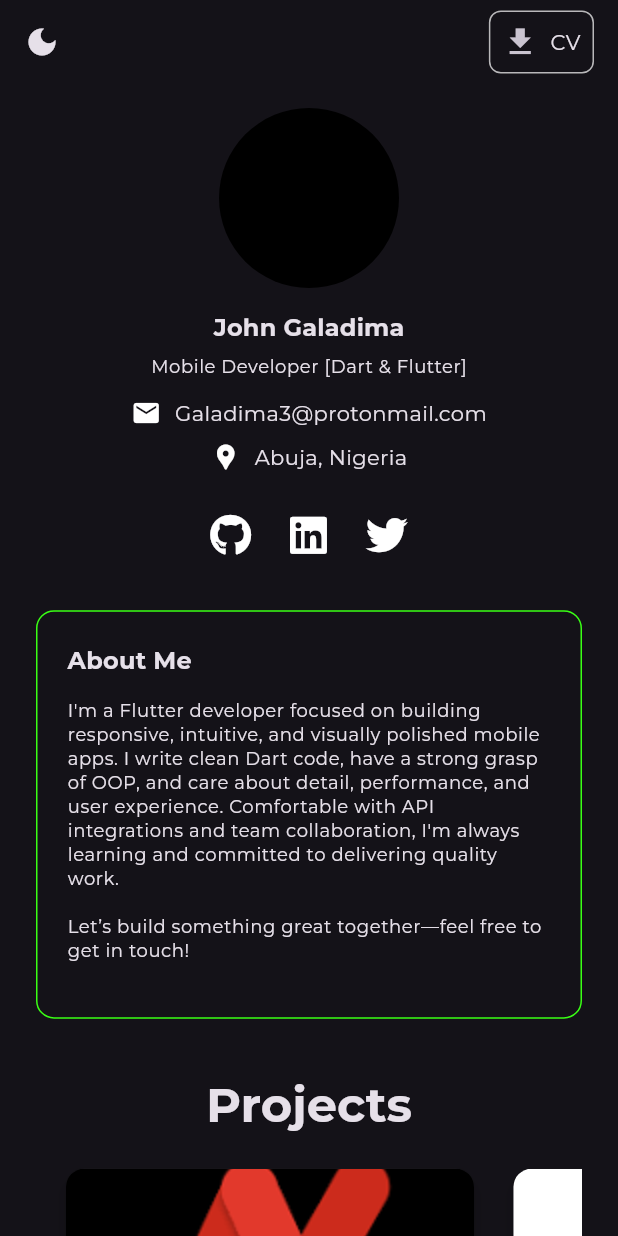
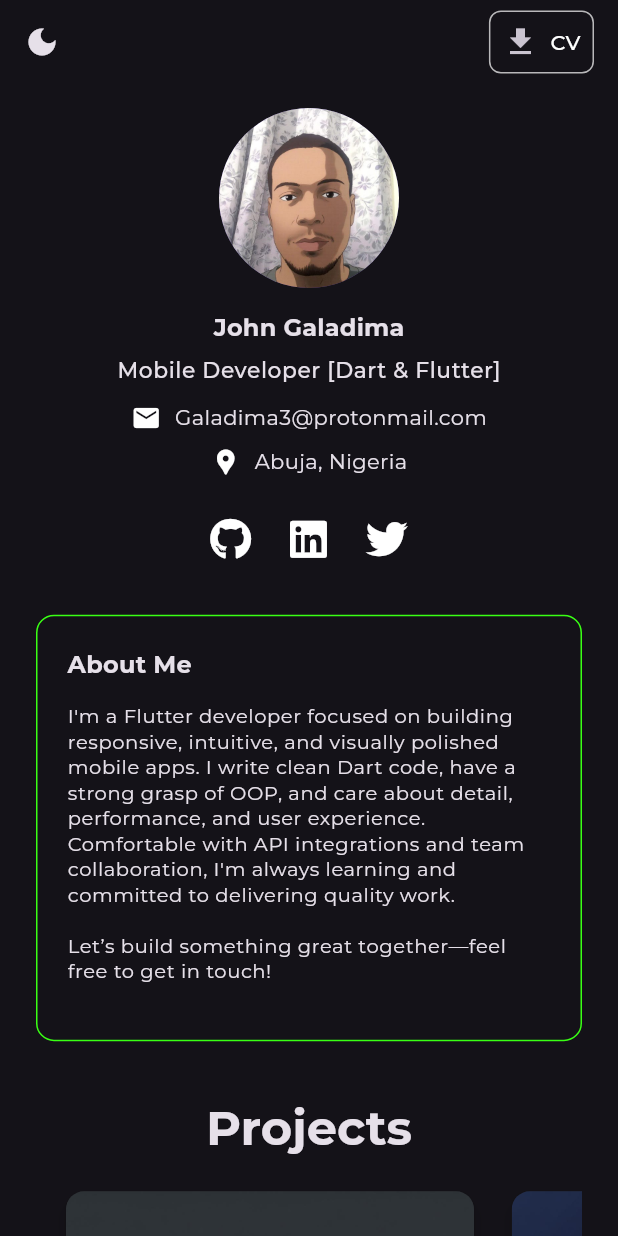
Before and after one commit to Galadima3/Galadima3.github.io, a Flutter app: the screen it shows after launch, after a tap on "CV", on a phone screen of 412 x 824 dp. Run offline on Flutter 3.47's test engine with Material 3 defaults, Android fonts, the light colour scheme and no system bars; our stand-ins replace flutter_riverpod, flutter_screenutil, flutter_svg, font_awesome_flutter; missing offline and left inert: dart:html; project files that could hold a hidden picture were left out.

Commit message:
5th Commit
99% - Status

```diff
--- /dev/null
+++ b/lib/helpers/download_helper.dart
@@ -0,0 +1,3 @@
+// lib/helpers/download_helper.dart
+export 'package:portfolio_site/helpers/download_helper_stub.dart'
+    if (dart.library.html) 'package:portfolio_site/helpers/download_helper_web.dart';
--- /dev/null
+++ b/lib/helpers/download_helper_stub.dart
@@ -0,0 +1,5 @@
+
+// Used as a fallback for mobile and desktop platforms
+void triggerDownload(String path, String filename) {
+  // No-op: downloading is only handled on web
+}
--- /dev/null
+++ b/lib/helpers/download_helper_web.dart
@@ -0,0 +1,9 @@
+// Runs only on Flutter Web
+// ignore: avoid_web_libraries_in_flutter, deprecated_member_use
+import 'dart:html' as web;
+
+void triggerDownload(String path, String filename) {
+  final anchor = web.AnchorElement(href: path)
+    ..setAttribute('download', filename)
+    ..click();
+}
--- a/lib/main.dart
+++ b/lib/main.dart
@@ -1,15 +1,14 @@
 import 'package:flutter/material.dart';
 import 'package:flutter_riverpod/flutter_riverpod.dart';
 import 'package:flutter_screenutil/flutter_screenutil.dart';
-import 'package:portfolio_site/core/utils/responsive.dart';
-import 'package:web/web.dart' as web;
+import 'package:portfolio_site/widgets/download_button.dart';
 import 'package:portfolio_site/widgets/contact_section.dart';
 import 'package:portfolio_site/widgets/details_section.dart';
 import 'package:portfolio_site/widgets/project_section.dart';
 import 'package:portfolio_site/widgets/skill_section.dart';
 
 
-//TODO: Configure text font size on mobile
+
 //TODO: Add Image
 
 final themeStateProvider = StateProvider<bool>((ref) => true);
@@ -32,6 +31,7 @@ class MyApp extends ConsumerWidget {
             title: 'John Galadima - Portfolio',
             debugShowCheckedModeBanner: false,
             theme: ThemeData(
+              //scaffoldBackgroundColor: Colors.white,
               brightness: isDarkMode ? Brightness.dark : Brightness.light,
               fontFamily: 'Montserrat',
             ),
@@ -63,45 +63,8 @@ class MyHomePage extends StatelessWidget {
               ),
         ),
         actions: [
-          Padding(
-            padding: const EdgeInsets.symmetric(horizontal: 16.0),
-            child: InkWell(
-              borderRadius: BorderRadius.circular(8),
-              onTap: () {
-                final anchor =
-                    web.document.createElement('a') as web.HTMLAnchorElement;
-                anchor.href = 'assets/John Galadima_CV.pdf';
-                anchor.download = 'John Galadima_CV.pdf';
-                anchor.click();
-              },
-              child: Container(
-                padding: const EdgeInsets.symmetric(
-                  horizontal: 8,
-                  vertical: 8,
-                ),
-                decoration: BoxDecoration(
-                  border: Border.all(
-                    color:
-                        Theme.of(context).brightness == Brightness.dark
-                            ? Colors.white70
-                            : Colors.black87,
-                  ),
-                  borderRadius: BorderRadius.circular(8),
-                ),
-                child: Row(
-                  mainAxisSize: MainAxisSize.min,
-                  children: [
-                    Icon(Icons.download),
-                    SizedBox(width: 8),
-                    Text(
-                      Responsive.isMobile(context) ? "CV" : "Download CV",
-                      //style: Theme.of(context).textTheme.labelLarge,
-                    ),
-                  ],
-                ),
-              ),
-            ),
-          ),
+          DownloadButton()
+
         ],
       ),
       body: SafeArea(
--- a/lib/widgets/contact_section.dart
+++ b/lib/widgets/contact_section.dart
@@ -28,7 +28,7 @@ class ContactSection extends StatelessWidget {
                 ? theme.bodyLarge
                 : constraints.maxWidth >= 600
                 ? theme.bodyMedium
-                : theme.bodySmall;
+                : theme.bodySmall?.copyWith(fontSize: 13);
 
         return SizedBox(
           width: double.infinity,
--- a/lib/widgets/details_section.dart
+++ b/lib/widgets/details_section.dart
@@ -28,7 +28,10 @@ class DetailSection extends ConsumerWidget {
             ? textTheme.bodyLarge
             : isTablet
             ? textTheme.bodyMedium
-            : textTheme.bodySmall;
+            : textTheme.bodySmall?.copyWith(
+              fontWeight: FontWeight.w500,
+              fontSize: 14.5,
+            );
 
     return LayoutBuilder(
       builder: (context, constraints) {
@@ -43,7 +46,10 @@ class DetailSection extends ConsumerWidget {
                   children: [
                     const CircleAvatar(
                       radius: 60,
-                      backgroundColor: Colors.black,
+                      //backgroundColor: Colors.black,
+                      foregroundImage: AssetImage(
+                        "assets/images/my_image.jpeg",
+                      ),
                     ),
                     SizedBox(height: 16),
                     Text(
@@ -120,7 +126,10 @@ class DetailSection extends ConsumerWidget {
           return Column(
             crossAxisAlignment: CrossAxisAlignment.center,
             children: [
-              const CircleAvatar(radius: 60, backgroundColor: Colors.black),
+              const CircleAvatar(
+                radius: 60,
+                foregroundImage: AssetImage("assets/images/my_image.jpeg"),
+              ),
               SizedBox(height: 12.r),
               Text(
                 Details.name,
@@ -176,7 +185,11 @@ class DetailSection extends ConsumerWidget {
                       ),
                     ),
                     SizedBox(height: 12.h),
-                    Text(Details.about, style: textTheme.bodySmall),
+                    //TODO: fix the font size on phone
+                    Text(
+                      Details.about,
+                      style: textTheme.bodySmall?.copyWith(fontSize: 13),
+                    ),
                   ],
                 ),
               ),
--- /dev/null
+++ b/lib/widgets/download_button.dart
@@ -0,0 +1,53 @@
+// ignore_for_file: deprecated_member_use
+
+import 'package:flutter/material.dart';
+import 'package:portfolio_site/core/utils/responsive.dart';
+import 'package:portfolio_site/helpers/download_helper.dart';
+
+class DownloadButton extends StatelessWidget {
+  const DownloadButton({super.key});
+
+  @override
+  Widget build(BuildContext context) {
+    final isDark = Theme.of(context).brightness == Brightness.dark;
+    final borderColor = isDark ? Colors.white70 : Colors.black87;
+
+    return Padding(
+      padding: const EdgeInsets.symmetric(horizontal: 16.0),
+      child: InkWell(
+        borderRadius: BorderRadius.circular(8),
+        onTap: () => triggerDownload('assets/John Galadima_CV.pdf', 'John Galadima_CV.pdf'),
+        overlayColor: WidgetStateProperty.resolveWith<Color?>((
+          Set<WidgetState> states,
+        ) {
+          if (states.contains(WidgetState.hovered)) {
+            return isDark
+                ? Colors.white.withOpacity(0.1)
+                : Colors.black.withOpacity(0.05);
+          }
+          return null;
+        }),
+        child: Ink(
+          padding: const EdgeInsets.symmetric(horizontal: 8, vertical: 8),
+          decoration: BoxDecoration(
+            border: Border.all(color: borderColor),
+            borderRadius: BorderRadius.circular(8),
+          ),
+          child: Row(
+            mainAxisSize: MainAxisSize.min,
+            children: [
+              const Icon(Icons.download),
+              const SizedBox(width: 8),
+              Text(
+                Responsive.isMobile(context) ? "CV" : "Download CV",
+                style: Theme.of(context).textTheme.labelLarge?.copyWith(
+                  color: isDark ? Colors.white : Colors.black,
+                ),
+              ),
+            ],
+          ),
+        ),
+      ),
+    );
+  }
+}
--- a/lib/widgets/project_section.dart
+++ b/lib/widgets/project_section.dart
@@ -40,7 +40,7 @@ class ProjectSection extends StatelessWidget {
                   SizedBox(
                     width: cardWidth,
                     child: ProjectTile(
-                      imagePath: 'assets/images/project1.png',
+                      imagePath: 'assets/images/portfolio_logo.jpg',
                       title: 'Portfolio Website',
                       projectUrl: "https://github.com/Galadima3/portfolio_site",
                       description:
@@ -48,16 +48,16 @@ class ProjectSection extends StatelessWidget {
                       technologies: ['Dart', 'Flutter Web', 'Github Hosting'],
                     ),
                   ),
-                  SizedBox(width: 16.w),
+                  SizedBox(width: 15.w),
                   SizedBox(
                     width: cardWidth,
                     child: ProjectTile(
-                      imagePath: 'assets/images/project2.png',
+                      imagePath: 'assets/images/labari.jpg',
                       title: 'Labari',
                       projectUrl: "https://github.com/Galadima3/labari",
 
                       description:
-                          'Modern news app built with Flutter showcasing API integration.',
+                          'News app built with Flutter showcasing API integration.',
                       technologies: ['Flutter', 'Riverpod', 'API Integration'],
                     ),
                   ),
@@ -104,7 +104,9 @@ class ProjectTile extends StatelessWidget {
             height: 150.h,
             fit: BoxFit.cover,
           ),
-          Padding(
+          Expanded(
+            child: SingleChildScrollView(
+              child: Padding(
                 padding: const EdgeInsets.all(16.0),
                 child: Column(
                   crossAxisAlignment: CrossAxisAlignment.start,
@@ -140,7 +142,7 @@ class ProjectTile extends StatelessWidget {
                           )
                           .toList(),
                     ),
-                SizedBox(height: 12.h),
+                    SizedBox(height: 10.h),
                     Align(
                       alignment: Alignment.centerRight,
                       child: SocialIconButton(
@@ -153,6 +155,8 @@ class ProjectTile extends StatelessWidget {
                   ],
                 ),
               ),
+            ),
+          ),
         ],
       ),
     );
```
Also changed, not shown: assets/images/labari.jpg (added), assets/images/my_image.jpeg (added), assets/images/portfolio_logo.jpg (added), assets/images/project2.png (deleted), lib/core/utils/helpers.dart (added), 1 other file. Lines whose indentation alone changed are shown as unchanged.
